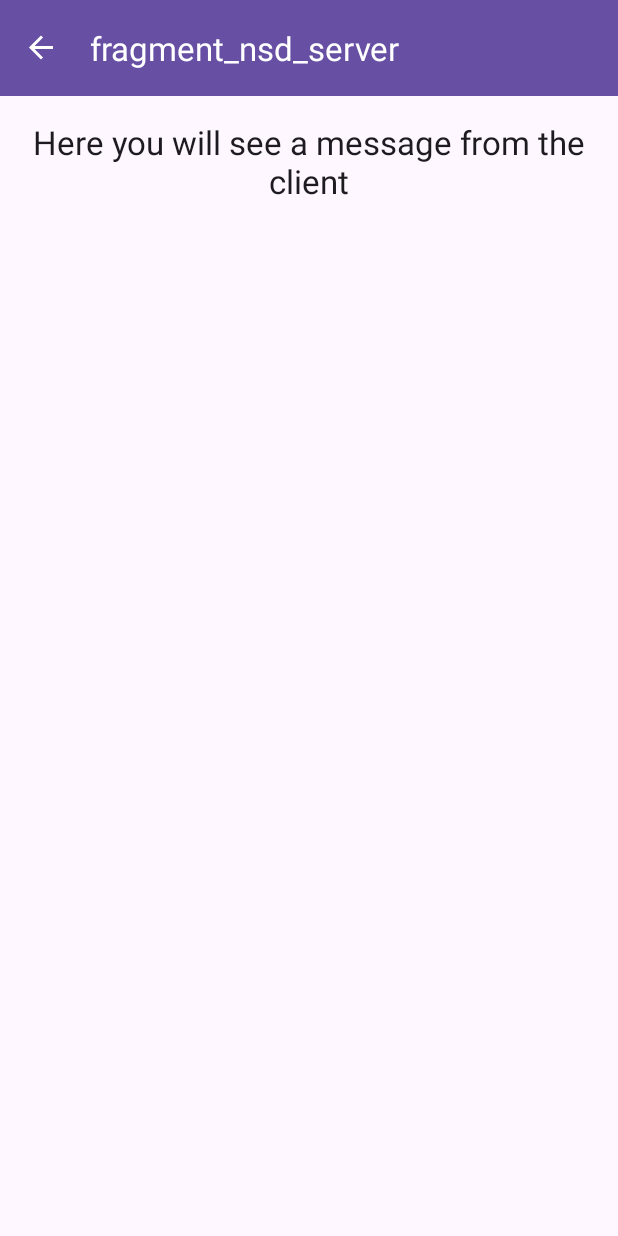
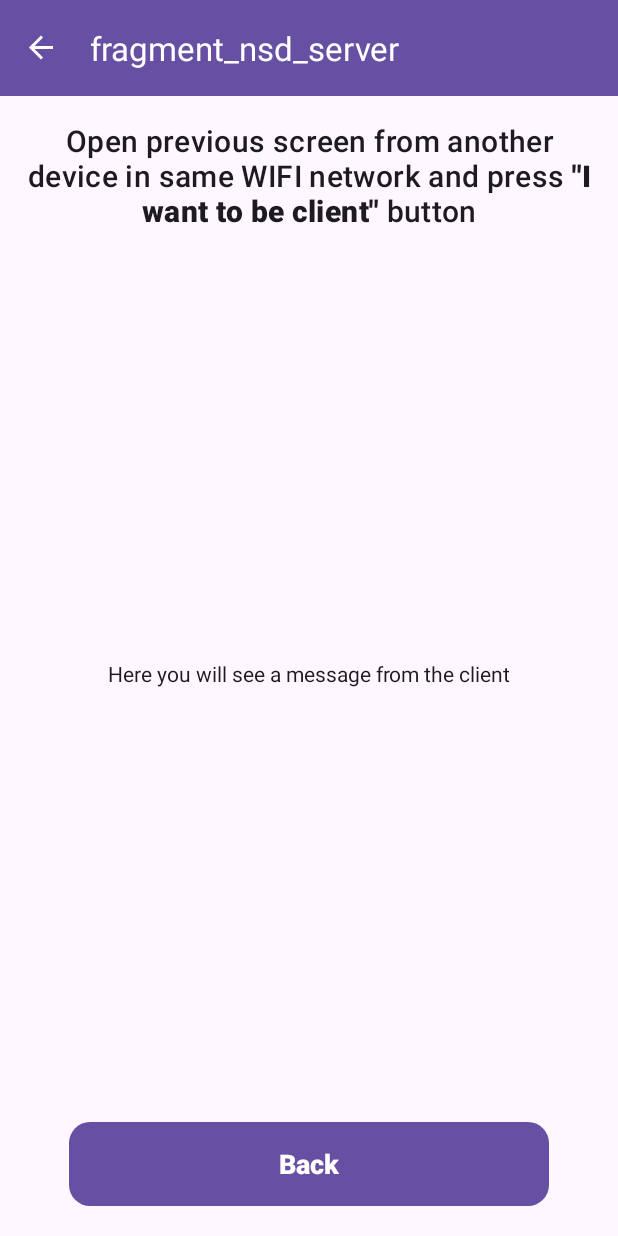
Before and after one commit to RaiseUp69/AuthGuardian, an Android app: the NsdServerFragment screen opened through its navigation route, on a phone screen of 412 x 824 dp. Run offline under Robolectric (Android 15) with nearby library versions, the phone set to English and light mode, and no system bars; our stand-ins replace navigation-ui.

Commit message:
Refactored QrCodeGenerationViewModel and do ui improvements

```diff
--- a/app/src/main/java/com/authguardian/mobileapp/fragment/NsdServerFragment.kt
+++ b/app/src/main/java/com/authguardian/mobileapp/fragment/NsdServerFragment.kt
@@ -16,7 +16,7 @@ import com.authguardian.mobileapp.utils.NsdServiceUtils.Companion.SERVICE_TYPE
 import com.authguardian.mobileapp.utils.UniversalUtils
 import com.authguardian.mobileapp.viewmodel.NsdServerViewModel
 
-class NsdServerFragment : Fragment() {
+class NsdServerFragment : Fragment(), View.OnClickListener {
 
     private val viewModel: NsdServerViewModel by viewModels()
 
@@ -59,6 +59,16 @@ class NsdServerFragment : Fragment() {
         viewModel.receivedMessage.observe(viewLifecycleOwner) { message ->
             binding.txtMessage.text = message
         }
+
+        binding.btnBack.setOnClickListener(this@NsdServerFragment)
+    }
+
+    override fun onClick(view: View?) {
+        when (view) {
+            binding.btnBack -> {
+                findNavController().popBackStack()
+            }
+        }
     }
 
     private fun setupListeners() {
--- a/app/src/main/res/layout/fragment_nsd_server.xml
+++ b/app/src/main/res/layout/fragment_nsd_server.xml
@@ -1,16 +1,43 @@
 <?xml version="1.0" encoding="utf-8"?>
-<FrameLayout xmlns:android="http://schemas.android.com/apk/res/android"
+<androidx.constraintlayout.widget.ConstraintLayout xmlns:android="http://schemas.android.com/apk/res/android"
+    xmlns:app="http://schemas.android.com/apk/res-auto"
     xmlns:tools="http://schemas.android.com/tools"
     style="@style/Container.ScreenContentWithDefaultPadding"
     android:layout_width="match_parent"
     android:layout_height="match_parent"
+    android:orientation="vertical"
     tools:context=".fragment.NsdServerFragment">
 
     <TextView
+        android:id="@+id/txtServerInstruction"
+        style="@style/TextAppearance.MaterialComponents.Headline6"
+        android:layout_width="match_parent"
+        android:layout_height="wrap_content"
+        android:gravity="center_horizontal"
+        android:text="@string/nsd_server_instruction"
+        app:layout_constraintEnd_toEndOf="parent"
+        app:layout_constraintStart_toStartOf="parent"
+        app:layout_constraintTop_toTopOf="parent" />
+
+    <TextView
         android:id="@+id/txtMessage"
-        style="@style/TextAppearance.AppCompat.Large"
+        style="@style/TextAppearance.AppCompat.Body1"
         android:layout_width="match_parent"
-        android:layout_height="match_parent"
+        android:layout_height="wrap_content"
         android:gravity="center_horizontal"
-        android:text="@string/message_from_client" />
-</FrameLayout>
+        android:text="@string/message_from_client"
+        app:layout_constraintBottom_toTopOf="@+id/btnBack"
+        app:layout_constraintEnd_toEndOf="parent"
+        app:layout_constraintStart_toStartOf="parent"
+        app:layout_constraintTop_toBottomOf="@+id/txtServerInstruction" />
+
+    <Button
+        android:id="@+id/btnBack"
+        style="@style/Widget.AuthGuardian.Button.Material"
+        android:layout_width="0dp"
+        android:layout_height="wrap_content"
+        android:text="@string/back"
+        app:layout_constraintBottom_toBottomOf="parent"
+        app:layout_constraintEnd_toEndOf="parent"
+        app:layout_constraintStart_toStartOf="parent" />
+</androidx.constraintlayout.widget.ConstraintLayout>
--- a/app/src/main/res/layout/fragment_qr_code_generation_fragment.xml
+++ b/app/src/main/res/layout/fragment_qr_code_generation_fragment.xml
@@ -55,7 +55,7 @@
     <Button
         android:id="@+id/btnScanQrCode"
         style="@style/Widget.AuthGuardian.Button.Material"
-        android:layout_width="wrap_content"
+        android:layout_width="0dp"
         android:layout_height="wrap_content"
         android:layout_gravity="center_horizontal|bottom"
         android:text="@string/i_want_scan"
@@ -63,5 +63,5 @@
         app:layout_constraintEnd_toEndOf="parent"
         app:layout_constraintStart_toStartOf="parent"
         app:layout_constraintTop_toBottomOf="@+id/txtPermissionRejectedMessage"
-        app:layout_constraintVertical_bias="1" />
+        app:layout_constraintVertical_bias="1.0" />
 </androidx.constraintlayout.widget.ConstraintLayout>
--- a/app/src/main/res/values/strings.xml
+++ b/app/src/main/res/values/strings.xml
@@ -5,7 +5,7 @@
     <string name="login">Login</string>
     <string name="congratulations_you_have_successfully_logged_in">Congratulations, you have successfully logged in!</string>
     <string name="prompt_email">Email</string>
-    <string name="prompt_password">Password</string>
+    <string name="prompt_password">Password</string>ø
     <string name="action_sign_in">Sign in or register</string>
     <string name="action_sign_in_short">Sign in</string>
     <string name="welcome">"Welcome!"</string>
@@ -15,14 +15,16 @@
     <string name="hello_blank_fragment">Hello blank fragment</string>
     <string name="choose_auth_method">Authentication method</string>
     <string name="network_service_discovery">Network service discovery</string>
-    <string name="back">back</string>
+    <string name="back">Back</string>
     <string name="generate_qr_code">QR code</string>
     <string name="barcode">barcode</string>
     <string name="i_want_scan">I want scan!</string>
     <string name="camera_permission_rejected_first_time">It seems that you have not given permission to the camera, without it you will not be able to scan the QR code on the screen of another device, let\'s try each time</string>
     <string name="camera_permission_rejected_second_time">Go to settings and enable camera permission</string>
     <string name="go_to_settings">Go to settings</string>
-    <string name="open_this_screen_in_another_device_in_same_wifi_network">Open this screen in another device in same WIFI network</string>
+    <string name="choose_you_role">Choose you role</string>
+    <string name="nsd_client_instruction">Open previous screen from another device in same WIFI network and press <b>\"I want to be server\"</b> button</string>
+    <string name="nsd_server_instruction">Open previous screen from another device in same WIFI network and press <b>\"I want to be client\"</b> button</string>
     <string name="server">Server</string>
     <string name="client">Client</string>
     <string name="i_want_to_be_server">I want to be server</string>
```
Also changed, not shown: app/src/main/java/com/authguardian/mobileapp/fragment/NsdClientFragment.kt (+12 -1 lines), app/src/main/java/com/authguardian/mobileapp/fragment/QrCodeGenerationFragment.kt (+12 -7 lines), app/src/main/java/com/authguardian/mobileapp/viewmodel/QrCodeGenerationViewModel.kt (+17 -15 lines), app/src/main/res/layout/fragment_nsd_choose_role.xml (+29 -16 lines), app/src/main/res/layout/fragment_nsd_client.xml (+31 -5 lines).
